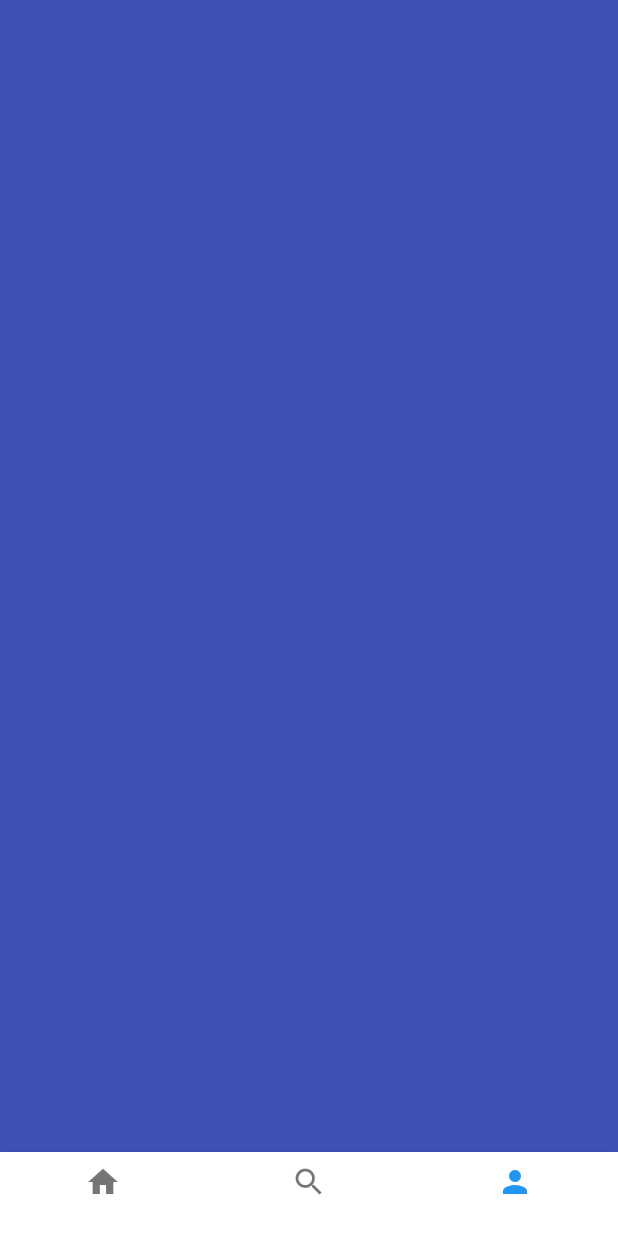
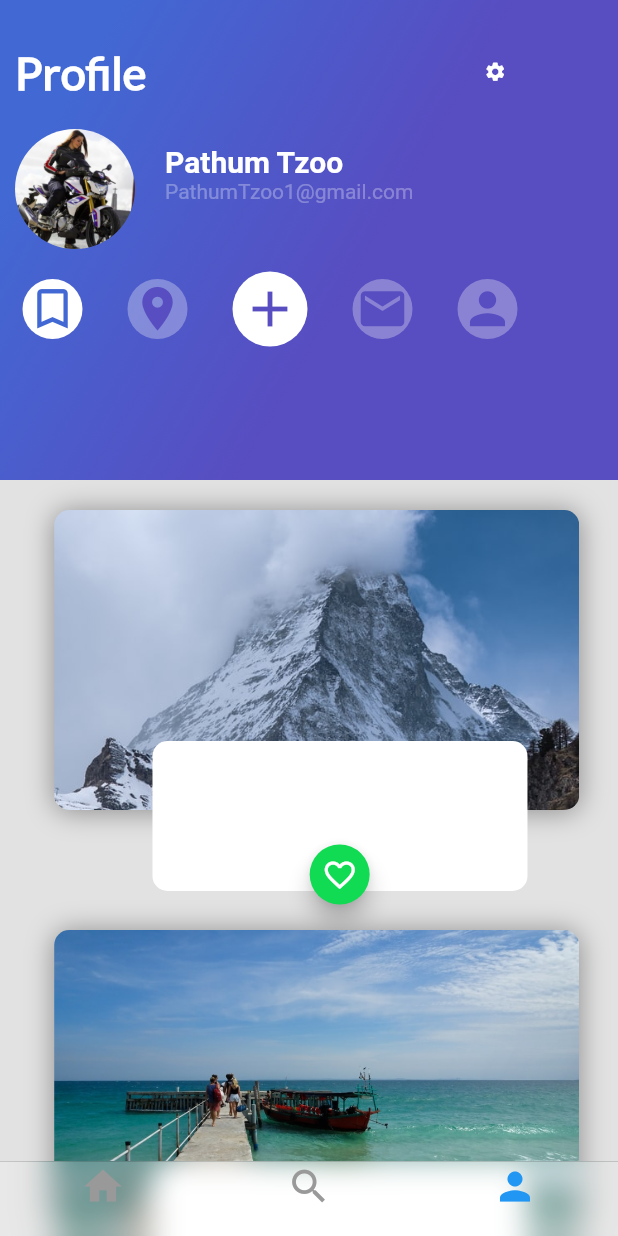
Before and after one commit to fjmn2001/flutter_nelson, a Flutter app: the screen it shows after launch, item 3 of the bottom bar chosen, on a phone screen of 412 x 824 dp. Run offline on Flutter 3.47's test engine with Material 2 defaults, Android fonts, the phone set to English and light mode, and no system bars.

Commit message:
vista profile casi lista

```diff
--- /dev/null
+++ b/lib/card_image_list_profile.dart
@@ -0,0 +1,33 @@
+import 'package:flutter/cupertino.dart';
+import 'package:flutter/material.dart';
+import 'package:platzitrips_app/card_image_profile.dart';
+import 'card_image_profile.dart';
+
+class CardImageListProfile extends StatelessWidget {
+
+  @override
+  Widget build(BuildContext context) {
+    // TODO: implement build
+    return Container(
+      margin: EdgeInsets.only(
+        top: 260.0,
+      ),
+      child: ListView(
+        padding:EdgeInsets.only(
+            right:5.0
+
+        ),
+        children: <Widget>[
+          CardImageProfile("assets/img/photo.jpeg"),
+          CardImageProfile("assets/img/photo2.jpeg"),
+          CardImageProfile("assets/img/photo3.jpg"),
+          CardImageProfile("assets/img/photo4.jpg"),
+          CardImageProfile("assets/img/photo5.jpg"),
+
+        ],
+      ),
+    );
+  }
+
+
+}
--- /dev/null
+++ b/lib/card_image_profile.dart
@@ -0,0 +1,72 @@
+ import 'package:flutter/cupertino.dart';
+import 'package:flutter/material.dart';
+import 'package:platzitrips_app/Floating_Action_Button_green.dart';
+
+class CardImageProfile extends StatelessWidget{
+
+  String pathImage = "assets/img/photo.jpeg";
+
+  CardImageProfile(this.pathImage);
+
+  @override
+  Widget build(BuildContext context) {
+    // TODO: implement build
+
+    final card = Container(
+      height: 200.0,
+      width: 350.0,
+      margin: EdgeInsets.only(
+        top: 80.0,
+        left: 20.0,
+        right: 20.0,
+      ),
+      decoration: BoxDecoration(
+        image: DecorationImage(
+          fit: BoxFit.cover,
+            image: AssetImage(pathImage)
+        ),
+        borderRadius: BorderRadius.all(Radius.circular(10.0)),
+          shape: BoxShape.rectangle,
+        boxShadow: <BoxShadow>[
+          BoxShadow(
+            color: Colors.black38,
+            blurRadius: 15.0,
+            offset: Offset(0.0,0.7)
+          )
+]
+      ),
+    );
+
+
+    final informationCard = Stack(
+      alignment: Alignment(-0.2,1.5),
+      children: <Widget>[
+        Container(
+          width: 250.0,
+          height: 100.0,
+          margin: EdgeInsets.only(
+            right: 50.0
+          ),
+          decoration: BoxDecoration(
+            borderRadius: BorderRadius.all(Radius.circular(10.0)),
+            color: Colors.white,
+          ),
+          padding: EdgeInsets.all(25.0),
+        ),
+        FloatingActionButtonGreen()
+      ],
+
+    );
+
+
+    return Stack(
+      alignment: Alignment(0.9,1.6),
+      children: <Widget>[
+        card,
+        informationCard
+      ],
+    );
+  }
+
+
+}
--- /dev/null
+++ b/lib/gradient_back_profile.dart
@@ -0,0 +1,240 @@
+import 'package:flutter/cupertino.dart';
+import 'package:flutter/material.dart';
+
+class GradientBackProfile extends StatelessWidget{
+
+  String title;
+  GradientBackProfile(this.title);
+
+  @override
+  Widget build(BuildContext context) {
+    // TODO: implement build
+
+
+    final rowProfile = Row(
+      children: <Widget>[
+        Container(
+          margin: EdgeInsets.only(
+            top: 30.0,
+            left: 10.0,
+            right: 225.0,
+          ),
+          child:Text(
+            title,
+            style: TextStyle(
+                color: Colors.white,
+                fontSize: 30.0,
+                fontFamily: "Lato",
+                fontWeight: FontWeight.bold
+            ),
+          ) ,
+        ),
+        Container(
+          margin: EdgeInsets.only(
+            top: 30.0,
+          ),
+          child: Icon(
+            Icons.settings,
+            color: Colors.white,
+            size: 15,
+          ),
+        )
+
+      ],
+    );
+
+
+    final photo = Container(
+      margin: EdgeInsets.only(
+          top: 20.0,
+          left: 10.0,
+
+      ),
+      width: 80.0,
+      height: 80.0,
+
+      decoration: BoxDecoration(
+          shape: BoxShape.circle,
+          image: DecorationImage(
+              fit: BoxFit.cover,
+              image: AssetImage("assets/img/profile2.png")
+          )
+      ),
+    );
+
+    final namePerson = Container(
+        margin: EdgeInsets.only(
+          left: 20.0,
+        ),
+      child: Text("Pathum Tzoo",
+      style: TextStyle(
+        fontSize: 20.0,
+        color: Colors.white,
+          fontWeight: FontWeight.w600
+      ),)
+    );
+
+    final emailPerson = Container(
+        margin: EdgeInsets.only(
+        left: 20.0,
+        ),
+        child: Text("PathumTzoo1@gmail.com",
+          style: TextStyle(
+              color: Colors.white30,
+          ),)
+    );
+
+    final iconPlus = Container(
+      width: 50.0,
+      height: 50.0,
+      margin: EdgeInsets.only(
+        top: 15.0,
+        left: 15.0,
+        right: 15.0,
+      ),
+      decoration: BoxDecoration(
+        shape:BoxShape.circle,
+          color: Colors.white
+      ),
+      child: Icon(
+        Icons.add,
+        size: 40.0,
+        color: Color(0xFF584DC1),
+
+
+
+      ),
+    );
+
+    final iconPerson = Container(
+      width: 40.0,
+      height: 40.0,
+      margin: EdgeInsets.only(
+        top: 15.0,
+        left: 15.0,
+        right: 15.0,
+      ),
+      decoration: BoxDecoration(
+          shape:BoxShape.circle,
+          color: Colors.white30
+      ),
+      child: Icon(
+        Icons.person,
+        size: 35.0,
+        color: Color(0xFF584DC1),
+      ),
+    );
+
+    final iconTunned = Container(
+      width: 40.0,
+      height: 40.0,
+      margin: EdgeInsets.only(
+        top: 15.0,
+        left: 15.0,
+        right: 15.0,
+      ),
+      decoration: BoxDecoration(
+          shape:BoxShape.circle,
+          color: Colors.white
+      ),
+      child: Icon(
+        Icons.turned_in_not,
+        size: 35.0,
+        color: Color(0xFF4268D3),
+      ),
+    );
+
+    final iconLocation = Container(
+      width: 40.0,
+      height: 40.0,
+      margin: EdgeInsets.only(
+        top: 15.0,
+        left: 15.0,
+        right: 15.0,
+      ),
+      decoration: BoxDecoration(
+          shape:BoxShape.circle,
+          color: Colors.white30
+      ),
+      child: Icon(
+        Icons.location_on,
+        size: 35.0,
+        color: Color(0xFF584DC1),
+      ),
+    );
+
+    final iconMail = Container(
+      width: 40,
+      height: 40,
+      margin: EdgeInsets.only(
+        top: 15.0,
+        left: 15.0,
+        right: 15.0,
+      ),
+      decoration: BoxDecoration(
+          shape:BoxShape.circle,
+          color: Colors.white30
+      ),
+      child: Icon(
+        Icons.mail,
+        size: 35.0,
+        color: Color(0xFF584DC1),
+      ),
+    );
+
+    final rowIcons = Row(
+      children: <Widget>[
+        iconTunned,
+        iconLocation,
+        iconPlus,
+        iconMail,
+        iconPerson,
+      ],
+    );
+
+    final rowDataPerson = Row(
+      children: <Widget>[
+        photo,
+        Column(
+          crossAxisAlignment: CrossAxisAlignment.start,
+          children: <Widget>[
+            namePerson,
+            emailPerson,
+
+          ],
+        ),
+      ],
+    );
+
+    return Container(
+      height: 320.0,
+      decoration: BoxDecoration(
+          gradient: LinearGradient(
+              colors: [
+                Color(0xFF4268D3),
+                Color(0xFF584DC1),
+              ],
+              begin: FractionalOffset(0.2,0.0),
+              end: FractionalOffset(1.0,0.6),
+              stops: [0.0,0.6],
+              tileMode: TileMode.clamp
+
+          )
+      ),
+      child:Column(
+        children: <Widget>[
+
+          rowProfile,
+          rowDataPerson,
+          rowIcons
+
+        ],
+
+      ),
+
+      alignment: Alignment(-0.9, -0.6),
+    );
+
+  }
+
+}
--- /dev/null
+++ b/lib/header_profile.dart
@@ -0,0 +1,18 @@
+import 'package:flutter/material.dart';
+import 'package:platzitrips_app/gradient_back_profile.dart';
+import 'card_image_list_profile.dart';
+
+class HeaderProfile extends StatelessWidget{
+  @override
+  Widget build(BuildContext context) {
+    // TODO: implement build
+    return Stack(
+      children: <Widget>[
+        GradientBackProfile("Profile"),
+        CardImageListProfile()
+      ],
+    );
+  }
+
+
+}
--- a/lib/main.dart
+++ b/lib/main.dart
@@ -1,5 +1,6 @@
 import 'package:flutter/material.dart';
 import 'package:platzitrips_app/platzi_trips.dart';
+import 'package:platzitrips_app/platzi_trips_cupertino.dart';
 
 
 void main() {
@@ -30,7 +31,7 @@ class MyApp extends StatelessWidget {
           // closer together (more dense) than on mobile platforms.
           visualDensity: VisualDensity.adaptivePlatformDensity,
         ),
-        home: PlatziTrips() //MyHomePage(title: 'Flutter Demo Home Page'),
+        home: PlatziTripsCupertino() //MyHomePage(title: 'Flutter Demo Home Page'),
         );
   }
 }
--- a/lib/platzi_trips_cupertino.dart
+++ b/lib/platzi_trips_cupertino.dart
@@ -1,5 +1,8 @@
 import 'package:flutter/material.dart';
 import 'package:flutter/cupertino.dart';
+import 'package:platzitrips_app/home_trips.dart';
+import 'package:platzitrips_app/profile_trips.dart';
+import 'package:platzitrips_app/search_trips.dart';
 
 class PlatziTripsCupertino extends StatelessWidget{
   @override
@@ -8,6 +11,7 @@ class PlatziTripsCupertino extends StatelessWidget{
     return Scaffold(
       bottomNavigationBar: CupertinoTabScaffold(
         tabBar: CupertinoTabBar(
+          backgroundColor: Color(0x33FFFFFF),
           items:[
             BottomNavigationBarItem(
             icon: Icon(
@@ -29,6 +33,26 @@ class PlatziTripsCupertino extends StatelessWidget{
             ),
           ] ,
         ),
+        tabBuilder: (BuildContext context, int index){
+          switch(index){
+            case 0:
+              return CupertinoTabView(
+                builder: (BuildContext context) => HomeTrips(),
+              );
+              break;
+            case 1:
+              return CupertinoTabView(
+                builder: (BuildContext context) => SearchTrips(),
+              );
+              break;
+            case 2:
+              return CupertinoTabView(
+                builder: (BuildContext context) => ProfileTrips(),
+              );
+              break;
+          }
+
+        },
       ),
     );
   }
--- a/lib/profile_trips.dart
+++ b/lib/profile_trips.dart
@@ -1,11 +1,14 @@
 import 'package:flutter/material.dart';
+import 'package:platzitrips_app/header_profile.dart';
 
 class ProfileTrips extends StatelessWidget{
   @override
   Widget build(BuildContext context) {
     // TODO: implement build
-    return Container(
-      color: Colors.indigo,
+    return Stack(
+      children: <Widget>[
+        HeaderProfile()
+      ],
     );
   }
 
```
